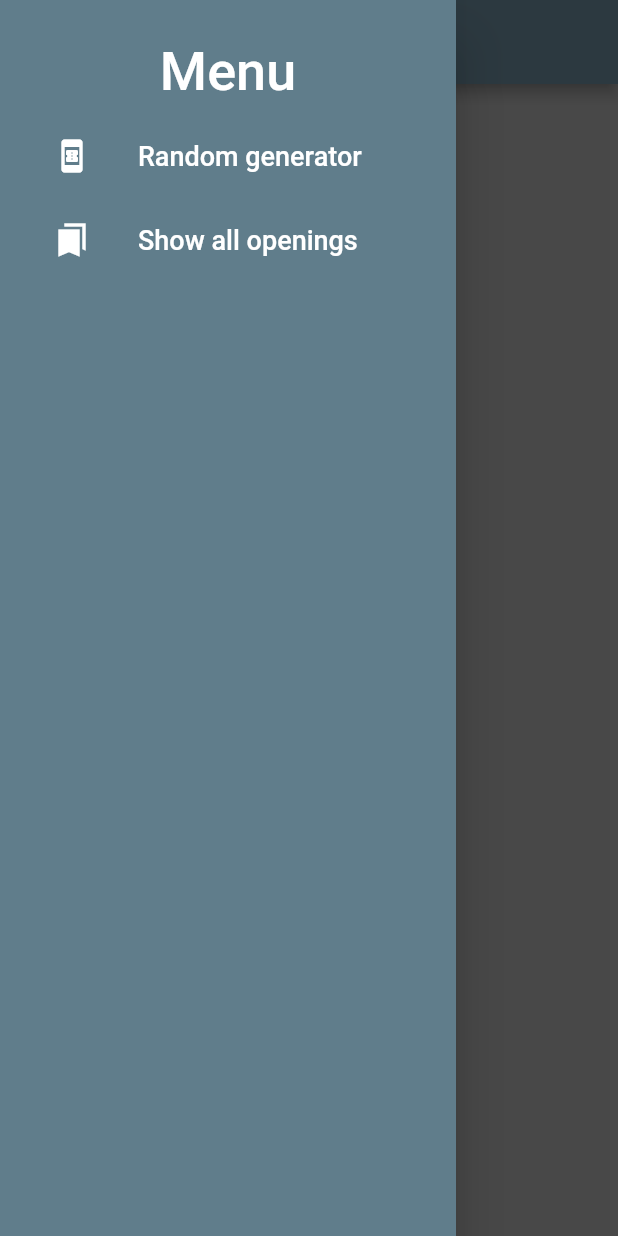
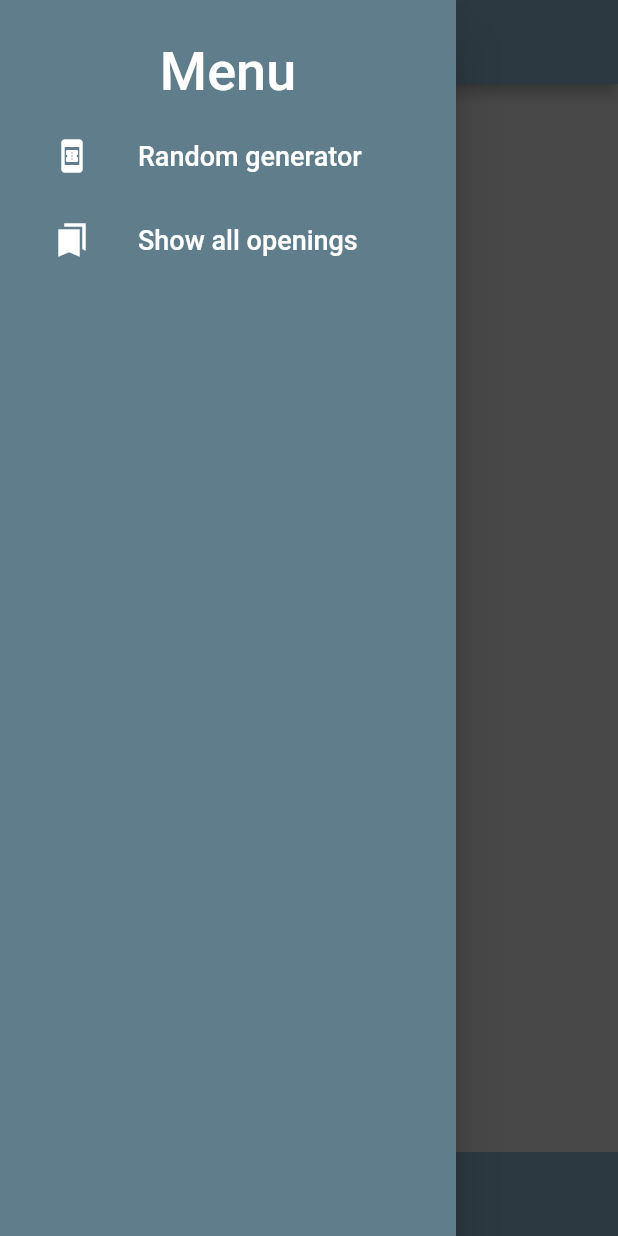
Before and after one commit to DocentSzachista/chess-opening-randomizer, a Flutter app: the OpeningsPage screen opened directly, with the side drawer open, on a phone screen of 412 x 824 dp. Run offline on Flutter 3.47's test engine with Material 2 defaults, Android fonts, the phone set to English and light mode, and no system bars; our stand-ins replace sqflite; accounts and stored records are empty.

Commit message:
Add footer button so it looks better, added create opening page to prepare for allowing users to add new openings to database

```diff
--- a/lib/main.dart
+++ b/lib/main.dart
@@ -6,8 +6,8 @@ import 'models/chess_game.dart';
 import 'widgets/progress_indicator.dart';
 import 'package:chess/widgets/navigation.dart';
 void main() {
-  WidgetsFlutterBinding.ensureInitialized();
-  var game = Game(moves: "1. d4 d5 2. c4 e6 3. Sf3 b6", openingName: 'Slovakian');
+  //WidgetsFlutterBinding.ensureInitialized();
+  //var game = Game(moves: "1. d4 d5 2. c4 e6 3. Sf3 b6", openingName: 'Slovakian');
   /*var db = ChessDatabase.instance;
   db.create(game);
    var returnedGame = db.readAll();
@@ -67,7 +67,7 @@ class _HomePageState extends State<HomePage>{
 
   void onClick(){
     setState(() {
-      indeks = (indeks + 1)%2;
+      indeks = (indeks + 1)%_move.length;
     });
   }
   @override
--- a/lib/page/openings.dart
+++ b/lib/page/openings.dart
@@ -1,4 +1,7 @@
+
 import 'package:chess/models/chess_game.dart';
+import 'package:chess/page/create_opening.dart';
+import 'package:chess/widgets/footer_button.dart';
 import 'package:chess/widgets/progress_indicator.dart';
 import 'package:flutter/material.dart';
 import 'package:chess/widgets/navigation.dart';
@@ -19,8 +22,14 @@ class OpeningsPage extends StatelessWidget {
 
     ),
     body: _OpeningsList(),
+      bottomNavigationBar: FooterButton(text: "Add new opening", onClick: ()=> linkToCreator(context) )
     );
   }
+  void linkToCreator(BuildContext context){
+    Navigator.of(context).push(MaterialPageRoute(builder: (context) =>AddOpening()) );
+  }
+
+
 }
 
 /// list class
--- /dev/null
+++ b/lib/widgets/footer_button.dart
@@ -0,0 +1,29 @@
+import 'package:flutter/material.dart';
+class FooterButton extends StatelessWidget {
+  Color backgroundColor;
+  Color textColor;
+  final String text;
+  final VoidCallback onClick;
+  FooterButton({ required this.text, this.backgroundColor=Colors.blueGrey, this.textColor = Colors.white, required this.onClick });
+
+  @override
+  Widget build(BuildContext context) {
+    return Material(
+      color: Colors.blueGrey,
+      child: InkWell(
+        highlightColor: Colors.white,
+        onTap: onClick,
+        child: const SizedBox(
+          height: kToolbarHeight,
+          width: double.infinity,
+          child: Center(
+            child: Text("Add new opening",
+                textAlign: TextAlign.center,
+                style: TextStyle(color: Colors.white, fontSize: 18,),
+            ),
+          ),
+        ),
+      ),
+    );
+  }
+}
```
Also changed, not shown: lib/page/create_opening.dart (added, +17 -0 lines).
